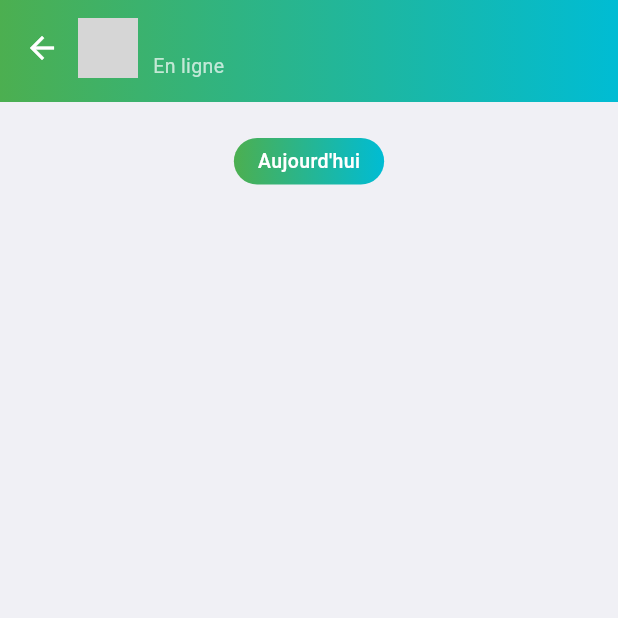
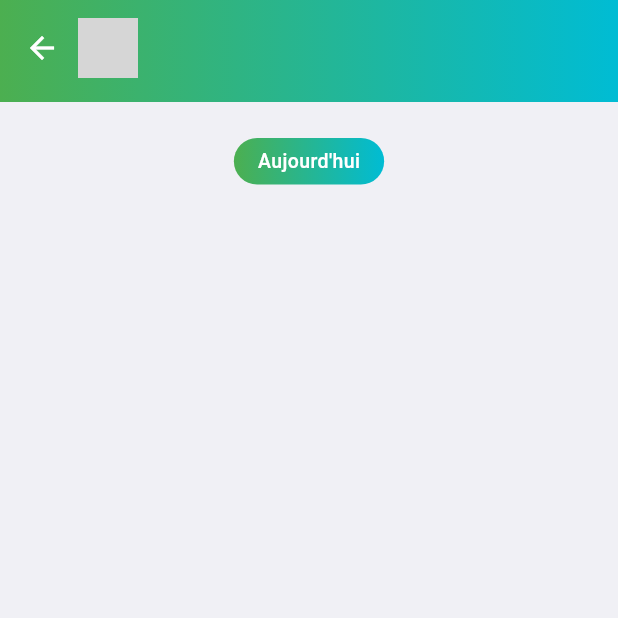
Before and after one commit to Mathis-Philippe/project-flutter, a Flutter app: the ChatConversationScreen screen opened directly with empty values, on a phone screen of 412 x 824 dp, the top half of it. Run offline on Flutter 3.47's test engine with Material 3 defaults, Android fonts, the phone set to English and light mode, and no system bars; our stand-ins replace flutter_dotenv, supabase_flutter; accounts and stored records are empty; network calls fail; Roboto replaces fonts that are missing (SF Pro Display); grey boxes are pictures that could not be loaded.

Commit message:
fix: remove online feature and sort chat preview properly

```diff
--- a/lib/models/message_model.dart
+++ b/lib/models/message_model.dart
@@ -6,7 +6,6 @@ class ChatMessage {
   final String avatarUrl;
   final bool isRead;
   final int unreadCount;
-  final bool isOnline;
 
   ChatMessage({
     required this.id,
@@ -16,7 +15,6 @@ class ChatMessage {
     required this.avatarUrl,
     this.isRead = true,
     this.unreadCount = 0,
-    this.isOnline = false,
   });
 }
 
--- a/lib/screens/chat_conversation_screen.dart
+++ b/lib/screens/chat_conversation_screen.dart
@@ -120,10 +120,6 @@ class _ChatConversationScreenState extends State<ChatConversationScreen> {
                               fontWeight: FontWeight.bold,
                               color: Colors.white,
                             ),
-                          ),
-                          const Text(
-                            "En ligne",
-                            style: TextStyle(fontSize: 13, color: Colors.white70),
                           ),
                         ],
                       ),
```
Also changed, not shown: lib/screens/chat_list_screen.dart (+5 -25 lines).
